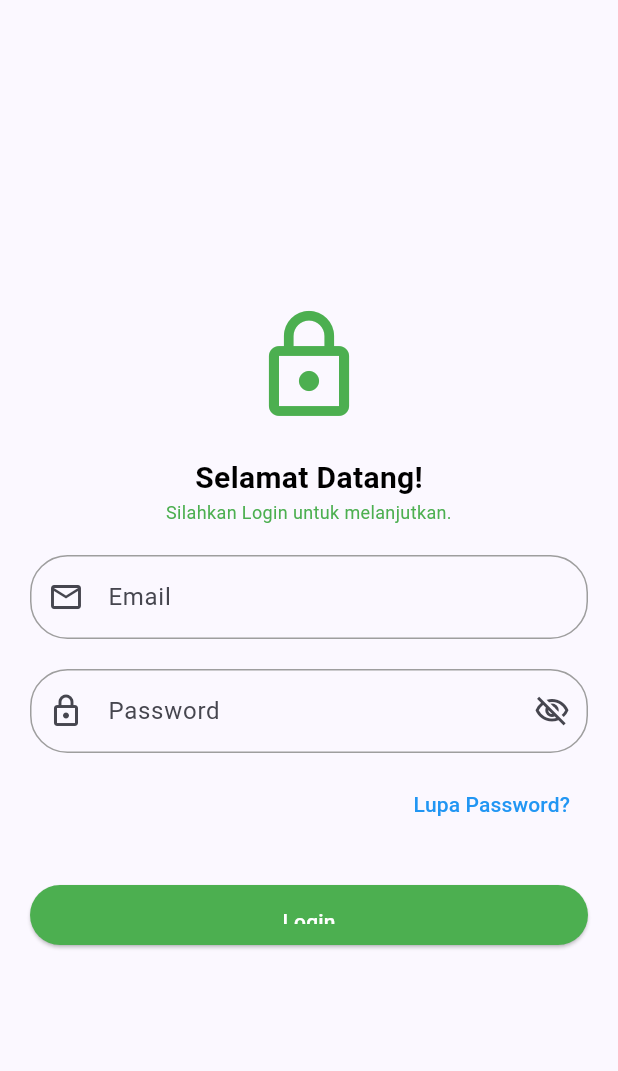
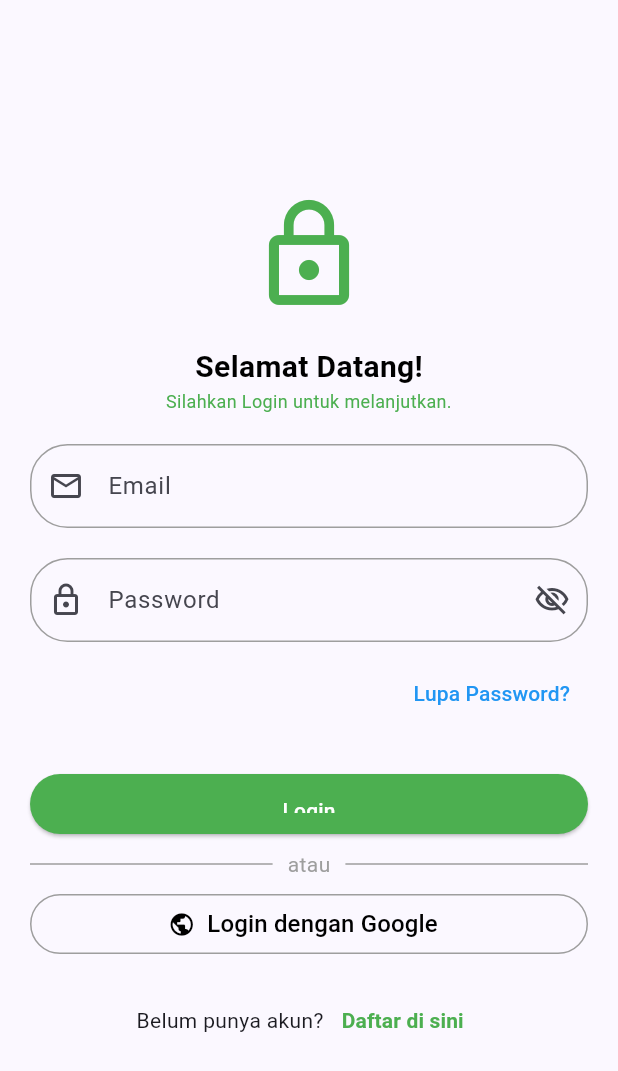
Before and after one commit to Rayhanfaras/KB1179-1123150010-uts-, a Flutter app: the Login screen opened directly, on a phone screen of 412 x 824 dp. Shown: the top 1071 px of the screen. Run offline on Flutter 3.47's test engine with Material 3 defaults, Android fonts, the light colour scheme and no system bars.

Commit message:
Menambahkan text register

```diff
--- a/lib/screen/login.dart
+++ b/lib/screen/login.dart
@@ -102,6 +102,81 @@ class Login extends StatelessWidget {
                     ),
                   ),
                 ),
+                const SizedBox(height: 10),
+
+                // Garis dengan tulisan "atau"
+                Row(
+                  children: const [
+                    Expanded(
+                      child: Divider(
+                        color: Colors.grey,
+                        thickness: 1,
+                        endIndent: 10,
+                      ),
+                    ),
+                    Text("atau", style: TextStyle(color: Colors.grey)),
+                    Expanded(
+                      child: Divider(
+                        color: Colors.grey,
+                        thickness: 1,
+                        indent: 10,
+                      ),
+                    ),
+                  ],
+                ),
+                const SizedBox(height: 10),
+
+                // Google Login Button
+                SizedBox(
+                  width: double.infinity,
+                  height: 40,
+                  child: OutlinedButton.icon(
+                    onPressed: () {
+                      // Aksi login google
+                      ScaffoldMessenger.of(context).showSnackBar(
+                        const SnackBar(
+                          content: Text('Melakukan login dengan Google...'),
+                          backgroundColor: Colors.blue,
+                        ),
+                      );
+                    },
+                    // Menggunakan Icon.public sebagai placeholder yang lebih umum
+                    icon: const Icon(Icons.public, color: Colors.black),
+                    label: const Text(
+                      "Login dengan Google",
+                      style: TextStyle(color: Colors.black, fontSize: 16),
+                    ),
+                    style: OutlinedButton.styleFrom(
+                      side: const BorderSide(color: Colors.grey),
+                      shape: RoundedRectangleBorder(
+                        // Menyamakan radius dengan tombol utama
+                        borderRadius: BorderRadius.circular(25),
+                      ),
+                    ),
+                  ),
+                ),
+
+                const SizedBox(height: 20),
+
+                // Link ke Halaman Register
+                Row(
+                  mainAxisAlignment: MainAxisAlignment.center,
+                  children: [
+                    const Text("Belum punya akun?"),
+                    TextButton(
+                      onPressed: () {
+                        // Aksi navigasi ke halaman register
+                      },
+                      child: const Text(
+                        "Daftar di sini",
+                        style: TextStyle(
+                          color: Colors.green,
+                          fontWeight: FontWeight.bold,
+                        ),
+                      ),
+                    )
+                  ],
+                ),
 
               ],
             ),
```
